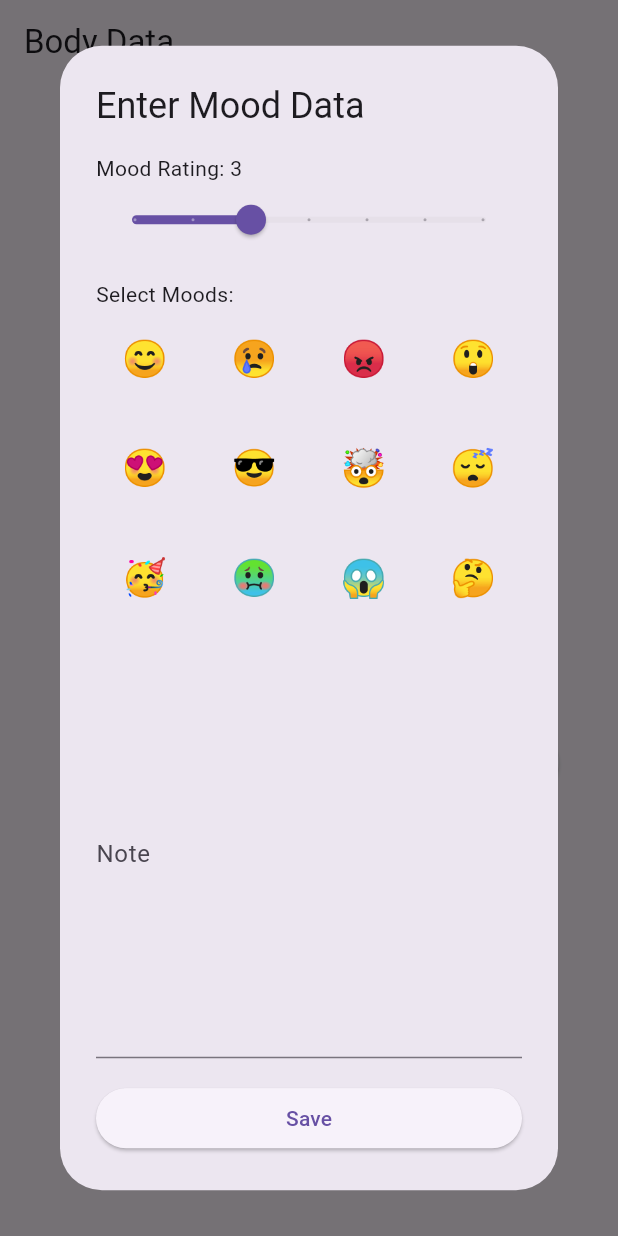
After one commit to jjacobson260/BodyDataApp, a Flutter app: the screen it shows after launch, after a tap on an icon or button, on a phone screen of 412 x 824 dp. The commit adds this screen. Run offline on Flutter 3.47's test engine with Material 3 defaults, Android fonts, the phone set to English and light mode, and no system bars; our stand-ins replace csv, image_picker, permission_handler, sqflite, sqflite_common_ffi; accounts and stored records are empty.

Commit message:
added mood page and time changing

```diff
--- a/body_data_app/lib/database_helper.dart
+++ b/body_data_app/lib/database_helper.dart
@@ -1,6 +1,7 @@
 import 'package:sqflite/sqflite.dart';
 import 'package:path/path.dart';
 import 'package:path_provider/path_provider.dart';
+import 'package:logging/logging.dart';
 
 class DatabaseHelper {
   static final DatabaseHelper _instance = DatabaseHelper._internal();
@@ -8,6 +9,9 @@ class DatabaseHelper {
   DatabaseHelper._internal();
 
   static Database? _database;
+
+  // Create a logger instance for the DatabaseHelper class
+  final Logger _logger = Logger('DatabaseHelper');
 
   Future<Database> get database async {
     if (_database != null) return _database!;
@@ -19,10 +23,14 @@ class DatabaseHelper {
     var documentsDirectory = await getApplicationDocumentsDirectory();
     String path = join(documentsDirectory.path, 'body_data.db');
 
+    _logger.info('Opening database at path: $path');
+
     return await openDatabase(
       path,
       version: 1,
       onCreate: (db, version) async {
+        _logger.info('Creating database tables');
+
         await db.execute('''
           CREATE TABLE IF NOT EXISTS poop_data (
             id INTEGER PRIMARY KEY AUTOINCREMENT,
@@ -50,10 +58,26 @@ class DatabaseHelper {
           )
         ''');
         await db.execute('''
+          CREATE TABLE IF NOT EXISTS mood_data (
+            id INTEGER PRIMARY KEY AUTOINCREMENT,
+            timestamp TEXT,
+            rating INTEGER,
+            moods TEXT,
+            note TEXT
+          )
+        ''');
+        await db.execute('''
           CREATE TABLE IF NOT EXISTS journal_data (
             id INTEGER PRIMARY KEY AUTOINCREMENT,
             timestamp TEXT,
             entry TEXT
+          )
+        ''');
+        await db.execute('''
+          CREATE TABLE IF NOT EXISTS export_log (
+            id INTEGER PRIMARY KEY AUTOINCREMENT,
+            export_type TEXT,
+            last_export TEXT
           )
         ''');
       },
@@ -62,16 +86,22 @@ class DatabaseHelper {
 
   Future<int> insertPoopData(Map<String, dynamic> data) async {
     final db = await database;
-    return await db.insert('poop_data', data);
+    int id = await db.insert('poop_data', data);
+    _logger.info('Inserted poop data with id: $id');
+    return id;
   }
 
   Future<int> insertPillData(Map<String, dynamic> data) async {
     final db = await database;
-    return await db.insert('pill_data', data);
+    int id = await db.insert('pill_data', data);
+    _logger.info('Inserted pill data with id: $id');
+    return id;
   }
 
   Future<Map<String, String?>> getPillDetails(String pillName) async {
     final db = await database;
+    _logger.info('Querying pill details for: $pillName');
+
     List<Map<String, dynamic>> result = await db.query(
       'pill_data',
       columns: ['dosage', 'unit'],
@@ -82,10 +112,13 @@ class DatabaseHelper {
     );
 
     if (result.isNotEmpty) {
+      _logger.info('Found pill details for: $pillName');
       return {
         'dosage': result.first['dosage'] as String?,
         'unit': result.first['unit'] as String?,
       };
+    } else {
+      _logger.info('No pill details found for: $pillName');
     }
 
     return {'dosage': null, 'unit': null};
@@ -93,45 +126,84 @@ class DatabaseHelper {
 
   Future<List<String>> getPillUnits() async {
     final db = await database;
+    _logger.info('Querying distinct pill units');
+
     var result = await db.rawQuery('SELECT DISTINCT unit FROM pill_data');
     List<String> pillUnits = result.map((e) => e['unit'] as String).toList();
+
+    _logger.info('Found ${pillUnits.length} distinct pill units');
+
     return pillUnits;
   }
 
   Future<List<Map<String, dynamic>>> getPoopData() async {
     final db = await database;
+    _logger.info('Querying all poop data');
     return await db.query('poop_data');
   }
 
   Future<List<Map<String, dynamic>>> getPillData() async {
     final db = await database;
+    _logger.info('Querying all pill data');
     return await db.query('pill_data');
   }
 
   Future<List<String>> getPillNames() async {
     final db = await database;
+    _logger.info('Querying distinct pill names');
+
     var result = await db.rawQuery('SELECT DISTINCT pill_name FROM pill_data');
     List<String> pillNames = result.map((e) => e['pill_name'] as String).toList();
+
+    _logger.info('Found ${pillNames.length} distinct pill names');
+
     return pillNames;
   }
 
   Future<void> insertFoodData(Map<String, dynamic> foodData) async {
     final db = await database;
     await db.insert('food_data', foodData, conflictAlgorithm: ConflictAlgorithm.replace);
+    _logger.info('Inserted food data');
   }
 
   Future<List<Map<String, dynamic>>> getFoodData() async {
     final db = await database;
+    _logger.info('Querying all food data');
     return await db.query('food_data', orderBy: 'timestamp DESC');
+  }
+
+  Future<void> insertMoodData(Map<String, dynamic> moodData) async {
+    final db = await database;
+    _logger.info('Initializing database');
+    await _initDatabase();
+    await db.execute('''
+          CREATE TABLE IF NOT EXISTS mood_data (
+            id INTEGER PRIMARY KEY AUTOINCREMENT,
+            timestamp TEXT,
+            rating INTEGER,
+            moods TEXT,
+            note TEXT
+          )
+        ''');
+    await db.insert('mood_data', moodData, conflictAlgorithm: ConflictAlgorithm.replace);
+    _logger.info('Inserted mood data');
+  }
+
+  Future<List<Map<String, dynamic>>> getMoodData() async {
+    final db = await database;
+    _logger.info('Querying all mood data');
+    return await db.query('mood_data', orderBy: 'timestamp DESC');
   }
 
   Future<void> insertJournalData(Map<String, dynamic> journalData) async {
     final db = await database;
     await db.insert('journal_data', journalData, conflictAlgorithm: ConflictAlgorithm.replace);
+    _logger.info('Inserted journal data');
   }
 
   Future<List<Map<String, dynamic>>> getJournalData() async {
     final db = await database;
+    _logger.info('Querying all journal data');
     return await db.query('journal_data', orderBy: 'timestamp DESC');
   }
 }
--- /dev/null
+++ b/body_data_app/lib/emoji_selection_widget.dart
@@ -0,0 +1,65 @@
+import 'package:flutter/material.dart';
+
+class EmojiSelectionWidget extends StatefulWidget {
+  final Function(List<String>) onSelectionChanged;
+
+  EmojiSelectionWidget({required this.onSelectionChanged});
+
+  @override
+  _EmojiSelectionWidgetState createState() => _EmojiSelectionWidgetState();
+}
+
+class _EmojiSelectionWidgetState extends State<EmojiSelectionWidget> {
+  List<String> _selectedEmojis = [];
+  List<String> _emojis = [
+    '😊', '😢', '😡', '😲',
+    '😍', '😎', '🤯', '😴',
+    '🥳', '🤢', '😱', '🤔',
+  ];
+
+  void _toggleEmojiSelection(String emoji) {
+    setState(() {
+      if (_selectedEmojis.contains(emoji)) {
+        _selectedEmojis.remove(emoji);
+      } else {
+        _selectedEmojis.add(emoji);
+      }
+      widget.onSelectionChanged(_selectedEmojis);
+    });
+  }
+
+  @override
+  Widget build(BuildContext context) {
+    return GridView.builder(
+      shrinkWrap: true,
+      physics: NeverScrollableScrollPhysics(),
+      gridDelegate: SliverGridDelegateWithFixedCrossAxisCount(
+        crossAxisCount: 4, // Adjust the number of columns as needed
+        crossAxisSpacing: 8.0,
+        mainAxisSpacing: 8.0,
+        childAspectRatio: 1.0, // Aspect ratio 1:1, square cells
+      ),
+      itemCount: _emojis.length,
+      itemBuilder: (BuildContext context, int index) {
+        String emoji = _emojis[index];
+        bool isSelected = _selectedEmojis.contains(emoji);
+        return GestureDetector(
+          onTap: () => _toggleEmojiSelection(emoji),
+          child: Container(
+            padding: EdgeInsets.all(4.0), // Adjust padding as needed
+            decoration: BoxDecoration(
+              color: isSelected ? Colors.blue : Colors.transparent,
+              borderRadius: BorderRadius.circular(8.0),
+            ),
+            child: Center(
+              child: Text(
+                emoji,
+                style: TextStyle(fontSize: 24.0),
+              ),
+            ),
+          ),
+        );
+      },
+    );
+  }
+}
--- a/body_data_app/lib/home_page.dart
+++ b/body_data_app/lib/home_page.dart
@@ -5,6 +5,8 @@ import 'pill_entry_dialog.dart';
 import 'pill_data_page.dart';
 import 'food_entry_dialog.dart';
 import 'food_data_page.dart';
+import 'mood_entry_dialog.dart';
+import 'mood_data_page.dart';
 import 'journal_entry_dialog.dart';
 import 'journal_data_page.dart';
 
@@ -60,6 +62,23 @@ class HomePage extends StatelessWidget {
     );
   }
 
+  void _openMoodDialog(BuildContext context) {
+    showDialog(
+      context: context,
+      builder: (BuildContext context) {
+        return MoodEntryDialog();
+      },
+    );
+  }
+
+  void _navigateToMoodDataPage(BuildContext context) {
+    Navigator.of(context).push(
+      MaterialPageRoute(
+        builder: (context) => MoodDataPage(),
+      ),
+    );
+  }
+
   void _openJournalDialog(BuildContext context) {
     showDialog(
       context: context,
@@ -107,6 +126,11 @@ class HomePage extends StatelessWidget {
                   ),
                   SizedBox(height: 20),
                   ElevatedButton(
+                    onPressed: () => _openMoodDialog(context),
+                    child: Text('🎭'),
+                  ),
+                  SizedBox(height: 20),
+                  ElevatedButton(
                     onPressed: () => _openJournalDialog(context),
                     child: Text('📝'),
                   ),
@@ -134,6 +158,11 @@ class HomePage extends StatelessWidget {
                   ),
                   SizedBox(height: 20),
                   ElevatedButton(
+                    onPressed: () => _navigateToMoodDataPage(context),
+                    child: Text('Mood Data'),
+                  ),
+                  SizedBox(height: 20),
+                  ElevatedButton(
                     onPressed: () => _navigateToJournalDataPage(context),
                     child: Text('Journal'),
                   ),
--- a/body_data_app/lib/journal_entry_dialog.dart
+++ b/body_data_app/lib/journal_entry_dialog.dart
@@ -40,7 +40,7 @@ class _JournalEntryDialogState extends State<JournalEntryDialog> {
         key: _formKey,
         child: TextFormField(
           decoration: InputDecoration(labelText: 'Journal Entry'),
-          maxLines: 10,
+          maxLines: 100,
           validator: (value) {
             if (value == null || value.isEmpty) {
               return 'Please enter a journal entry';
--- a/body_data_app/lib/main.dart
+++ b/body_data_app/lib/main.dart
@@ -8,6 +8,7 @@ import 'poop_data_page.dart';
 import 'pill_data_page.dart';
 import 'food_data_page.dart';
 import 'journal_data_page.dart';
+import 'database_helper.dart';
 import 'dart:io';
 
 void main() async {
@@ -16,6 +17,9 @@ void main() async {
   // Request necessary permissions
   await requestPermissions();
 
+  // Initialize Database
+  //DatabaseHelper db_helper;
+  //await db_helper._initDatabase();
   // Initialize the appropriate database factory
   if (!kIsWeb && (Platform.isWindows || Platform.isLinux || Platform.isMacOS)) {
     // Initialize sqflite_common_ffi for desktop
--- /dev/null
+++ b/body_data_app/lib/mood_entry_dialog.dart
@@ -0,0 +1,97 @@
+import 'package:flutter/material.dart';
+import 'package:intl/intl.dart';
+import 'database_helper.dart';
+import 'emoji_selection_widget.dart';
+
+class MoodEntryDialog extends StatefulWidget {
+  @override
+  _MoodEntryDialogState createState() => _MoodEntryDialogState();
+}
+
+class _MoodEntryDialogState extends State<MoodEntryDialog> {
+  final _formKey = GlobalKey<FormState>();
+  int _moodRating = 3;
+  List<String> _selectedEmojis = [];
+  String _note = '';
+
+  Future<void> _saveData() async {
+    if (_formKey.currentState!.validate()) {
+      _formKey.currentState!.save();
+
+      String timestamp = DateFormat('yyyy-MM-dd HH:mm:ss').format(DateTime.now());
+
+      Map<String, dynamic> moodData = {
+        'timestamp': timestamp,
+        'rating': _moodRating,
+        'moods': _selectedEmojis.join('|'),
+        'note': _note,
+      };
+
+      await DatabaseHelper().insertMoodData(moodData);
+
+      Navigator.of(context).pop(); // Close the dialog
+
+      ScaffoldMessenger.of(context).showSnackBar(SnackBar(
+        content: Text('Mood data saved'),
+      ));
+    }
+  }
+
+  @override
+  Widget build(BuildContext context) {
+    return AlertDialog(
+      title: Text('Enter Mood Data'),
+      content: Container(
+        width: double.maxFinite,
+        child: SingleChildScrollView(
+          child: Form(
+            key: _formKey,
+            child: Column(
+              mainAxisSize: MainAxisSize.min,
+              crossAxisAlignment: CrossAxisAlignment.stretch,
+              children: [
+                Text('Mood Rating: $_moodRating'),
+                Slider(
+                  value: _moodRating.toDouble(),
+                  min: 1,
+                  max: 7,
+                  divisions: 6,
+                  label: '$_moodRating',
+                  onChanged: (value) {
+                    setState(() {
+                      _moodRating = value.toInt();
+                    });
+                  },
+                ),
+                SizedBox(height: 16),
+                Text('Select Moods:'),
+                Container(
+                  child: EmojiSelectionWidget(
+                    onSelectionChanged: (selectedEmojis) {
+                      setState(() {
+                        _selectedEmojis = selectedEmojis;
+                      });
+                    },
+                  ),
+                ),
+                SizedBox(height: 16),
+                TextFormField(
+                  decoration: InputDecoration(labelText: 'Note'),
+                  maxLines: 10,
+                  onSaved: (value) {
+                    _note = value!;
+                  },
+                ),
+                SizedBox(height: 16),
+                ElevatedButton(
+                  onPressed: _saveData,
+                  child: Text('Save'),
+                ),
+              ],
+            ),
+          ),
+        ),
+      ),
+    );
+  }
+}
--- a/body_data_app/pubspec.yaml
+++ b/body_data_app/pubspec.yaml
@@ -33,6 +33,7 @@ dependencies:
   csv: ^5.0.0
   image_picker: ^1.1.2
   intl: ^0.17.0
+  logging: ^1.2.0
   sqflite: ^2.3.3+1
   path_provider: ^2.0.11
   permission_handler: ^11.3.1
```
Also changed, not shown: body_data_app/lib/export_helper.dart (added, +58 -0 lines), body_data_app/lib/food_entry_dialog.dart (+38 -6 lines), body_data_app/lib/mood_data_page.dart (added, +46 -0 lines), body_data_app/lib/pill_entry_dialog.dart (+8 -5 lines), body_data_app/lib/poop_data_page.dart (+46 -38 lines), body_data_app/lib/poop_entry_dialog.dart (+23 -6 lines), body_data_app/pubspec.lock.
